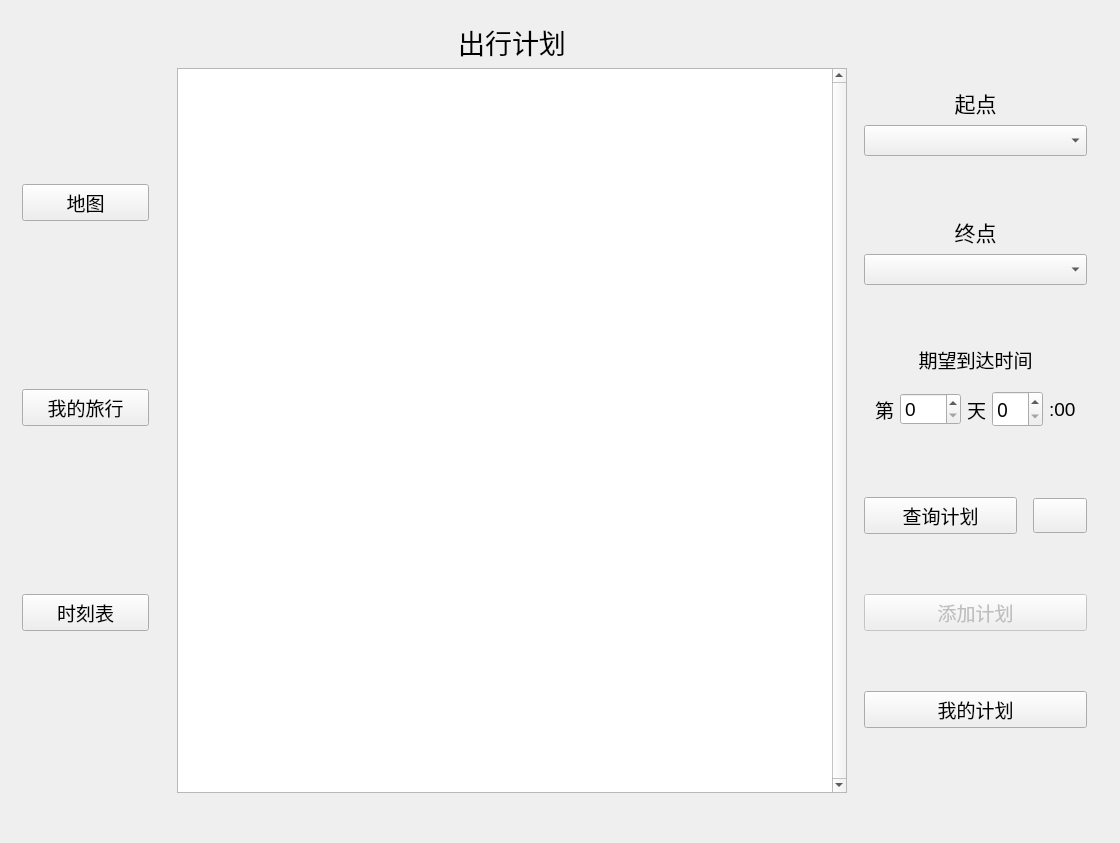
The window that source_code/MainWindow.ui (lennon624/travel-system) describes before a commit, drawn with Qt 5.
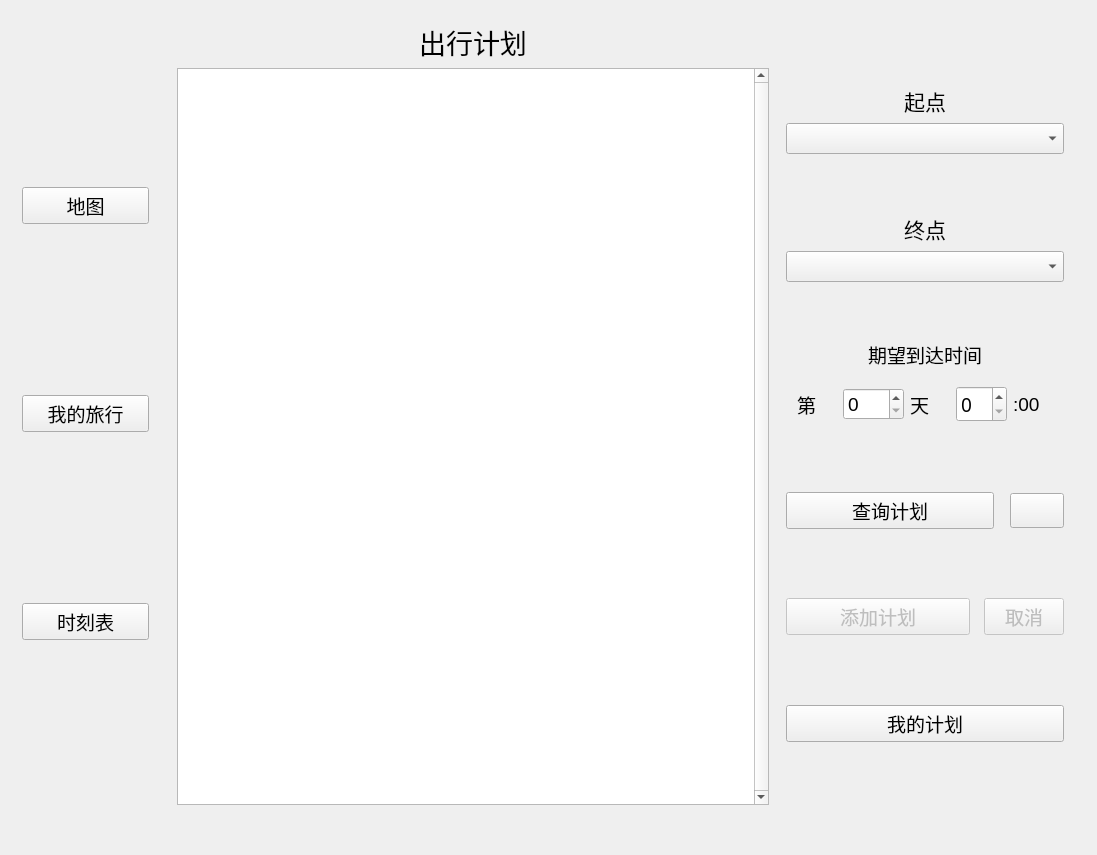
The same window after the commit. Icons and pictures are not drawn.

Patch:
```diff
--- a/source_code/MainWindow.ui
+++ b/source_code/MainWindow.ui
@@ -6,8 +6,8 @@
    <rect>
     <x>0</x>
     <y>0</y>
-    <width>1120</width>
-    <height>843</height>
+    <width>1097</width>
+    <height>855</height>
    </rect>
   </property>
   <property name="sizePolicy">
@@ -307,6 +307,12 @@
             <verstretch>0</verstretch>
            </sizepolicy>
           </property>
+          <property name="minimumSize">
+           <size>
+            <width>300</width>
+            <height>0</height>
+           </size>
+          </property>
           <layout class="QVBoxLayout" name="verticalLayout_3">
            <item>
             <spacer name="verticalSpacer_4">
@@ -585,10 +591,34 @@
             </spacer>
            </item>
            <item>
+            <widget class="QWidget" name="widget_3" native="true">
+             <layout class="QHBoxLayout" name="horizontalLayout_4">
+              <property name="spacing">
+               <number>14</number>
+              </property>
+              <property name="leftMargin">
+               <number>0</number>
+              </property>
+              <property name="rightMargin">
+               <number>0</number>
+              </property>
+              <item>
             <widget class="QPushButton" name="btn_planConfirm">
              <property name="enabled">
               <bool>false</bool>
              </property>
+                <property name="sizePolicy">
+                 <sizepolicy hsizetype="MinimumExpanding" vsizetype="Fixed">
+                  <horstretch>0</horstretch>
+                  <verstretch>0</verstretch>
+                 </sizepolicy>
+                </property>
+                <property name="minimumSize">
+                 <size>
+                  <width>175</width>
+                  <height>0</height>
+                 </size>
+                </property>
              <property name="font">
               <font>
                <family>Microsoft YaHei UI</family>
@@ -598,6 +628,19 @@
              <property name="text">
               <string>添加计划</string>
              </property>
+               </widget>
+              </item>
+              <item>
+               <widget class="QPushButton" name="btn_planCancel">
+                <property name="enabled">
+                 <bool>false</bool>
+                </property>
+                <property name="text">
+                 <string>取消</string>
+                </property>
+               </widget>
+              </item>
+             </layout>
             </widget>
            </item>
            <item>
```
Lines whose indentation alone changed are shown as unchanged.
